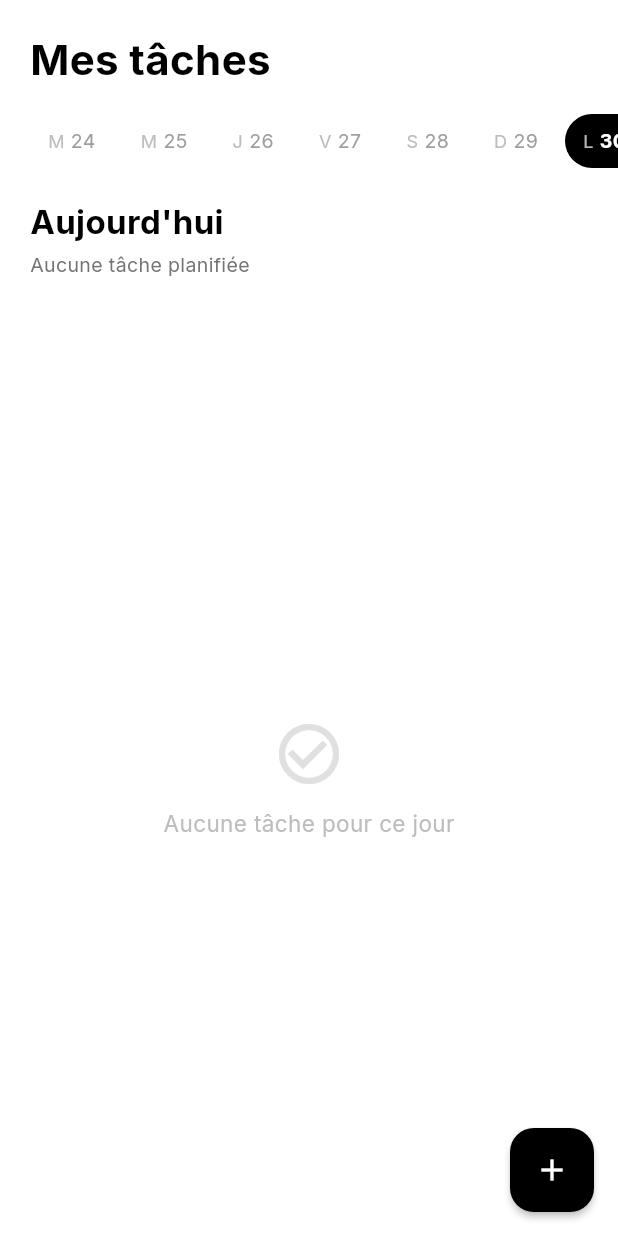
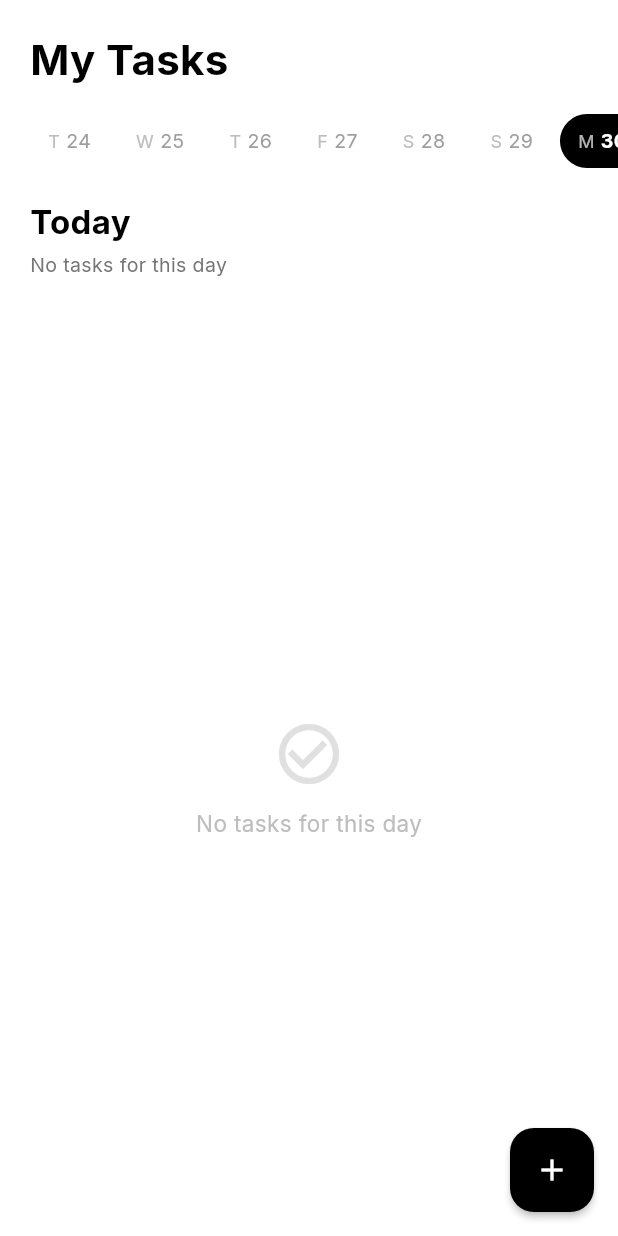
Before and after one commit to VOGLOSSOU/your-to-do, a Flutter app: the screen it shows after launch, on a phone screen of 412 x 824 dp. Run offline on Flutter 3.47's test engine with Material 3 defaults, Android fonts, the phone set to English and light mode, and no system bars; our stand-ins replace google_fonts, shared_preferences.

Commit message:
l' app est full in english now

```diff
--- a/lib/main.dart
+++ b/lib/main.dart
@@ -7,7 +7,7 @@ import 'screens/home_screen.dart';
 
 void main() async {
   WidgetsFlutterBinding.ensureInitialized();
-  await initializeDateFormatting('fr_FR', null);
+  await initializeDateFormatting('en_US', null);
   SystemChrome.setSystemUIOverlayStyle(const SystemUiOverlayStyle(
     statusBarColor: Colors.transparent,
     statusBarIconBrightness: Brightness.dark,
@@ -26,7 +26,7 @@ class MyApp extends StatelessWidget {
   @override
   Widget build(BuildContext context) {
     return MaterialApp(
-      title: 'Mes Tâches',
+      title: 'My Tasks',
       debugShowCheckedModeBanner: false,
       theme: ThemeData(
         colorScheme: ColorScheme.fromSeed(
--- a/lib/screens/home_screen.dart
+++ b/lib/screens/home_screen.dart
@@ -40,7 +40,7 @@ class HomeScreen extends StatelessWidget {
             Padding(
               padding: const EdgeInsets.symmetric(horizontal: 20),
               child: Text(
-                'Mes tâches',
+                'My Tasks',
                 style: GoogleFonts.inter(
                   fontSize: 28,
                   fontWeight: FontWeight.bold,
@@ -65,7 +65,7 @@ class HomeScreen extends StatelessWidget {
                               size: 48, color: Colors.grey.shade300),
                           const SizedBox(height: 12),
                           Text(
-                            'Aucune tâche pour ce jour',
+                            'No tasks for this day',
                             style: GoogleFonts.inter(
                               color: Colors.grey.shade400,
                               fontSize: 15,
--- a/lib/widgets/progress_header.dart
+++ b/lib/widgets/progress_header.dart
@@ -20,8 +20,8 @@ class ProgressHeader extends StatelessWidget {
         date.day == DateTime.now().day;
 
     final dateLabel = isToday
-        ? "Aujourd'hui"
-        : DateFormat('EEEE d MMMM', 'fr_FR').format(date);
+        ? "Today"
+        : DateFormat('EEEE, MMMM d').format(date);
 
     return Padding(
       padding: const EdgeInsets.fromLTRB(20, 0, 20, 16),
@@ -39,10 +39,10 @@ class ProgressHeader extends StatelessWidget {
           const SizedBox(height: 4),
           Text(
             total == 0
-                ? 'Aucune tâche planifiée'
+                ? 'No tasks for this day'
                 : done == total
-                    ? 'Tout est fait — belle journée !'
-                    : '$done / $total tâches effectuées',
+                    ? 'All done — great work!'
+                    : '$done / $total tasks completed',
             style: GoogleFonts.inter(
               fontSize: 13,
               color: Colors.grey.shade600,
--- a/lib/widgets/week_strip.dart
+++ b/lib/widgets/week_strip.dart
@@ -31,7 +31,7 @@ class WeekStrip extends StatelessWidget {
               day.day == selected.day;
           final isToday = i == 6;
 
-          final dayLetter = DateFormat('E', 'fr_FR').format(day)[0].toUpperCase();
+          final dayLetter = DateFormat('E').format(day)[0].toUpperCase();
           final dayNum = '${day.day}';
 
           return GestureDetector(
```
Also changed, not shown: lib/widgets/add_task_sheet.dart (+4 -4 lines).
